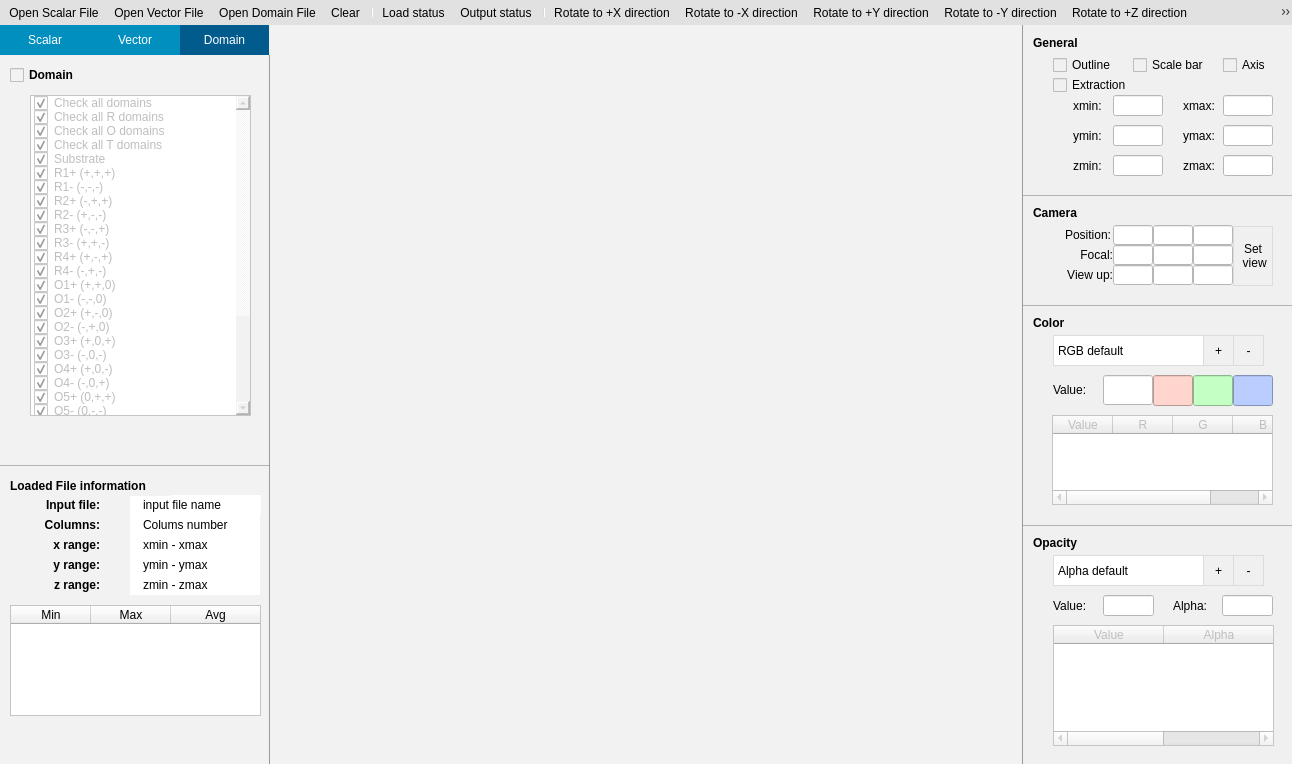
Before: the Qt Designer form SimpleView.ui in billcxx/MUPRO-visualization, drawn with Qt 5.
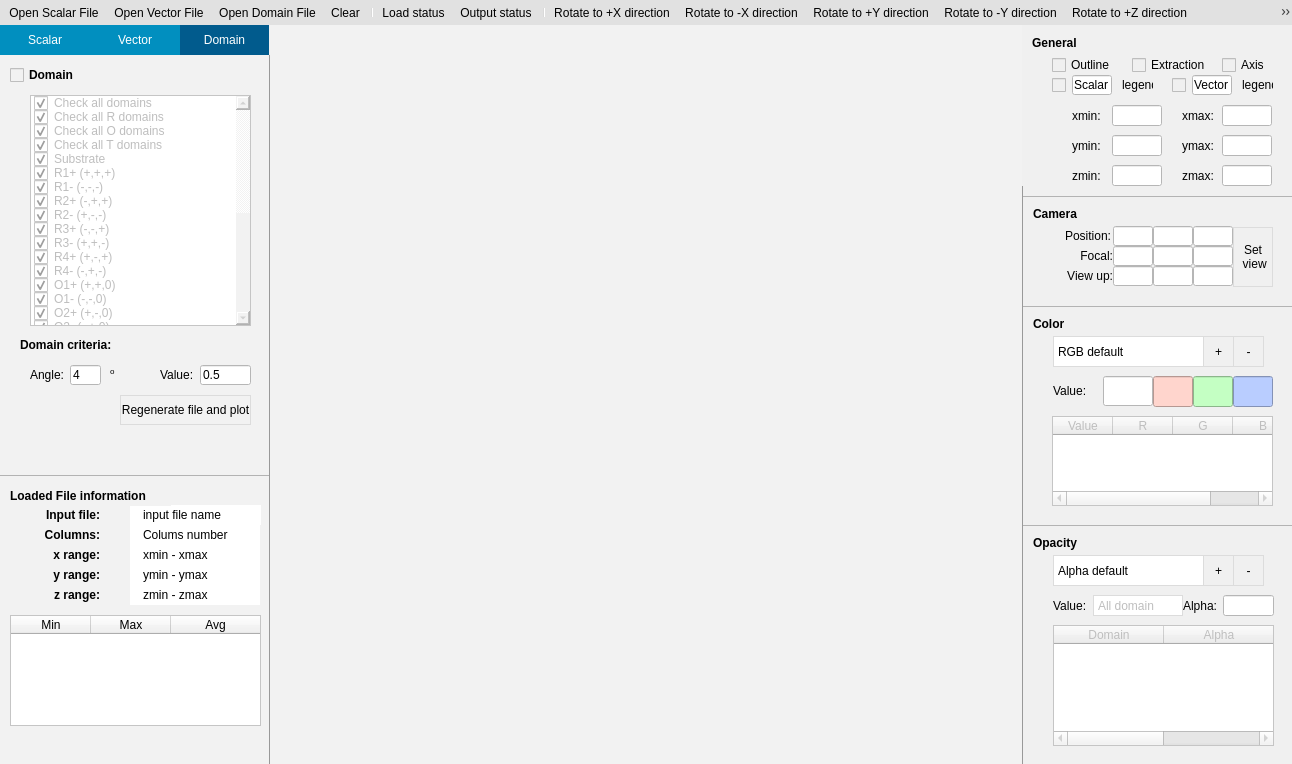
After: the same form once the commit is applied. The open tabs and pages were chosen to show the change. Icons and pictures are not drawn. Custom widgets are drawn as their Qt base class.

Commit message: Now drawing domains can add criteria

The edit to the form file:
```diff
--- a/SimpleView.ui
+++ b/SimpleView.ui
@@ -2411,7 +2411,7 @@
                    <property name="minimumSize">
                     <size>
                      <width>269</width>
-                     <height>370</height>
+                     <height>390</height>
                     </size>
                    </property>
                    <property name="maximumSize">
@@ -2448,7 +2448,7 @@
                       <x>30</x>
                       <y>40</y>
                       <width>221</width>
-                      <height>321</height>
+                      <height>231</height>
                      </rect>
                     </property>
                     <property name="selectionMode">
@@ -2721,6 +2721,110 @@
                      </property>
                     </item>
                    </widget>
+                   <widget class="QLabel" name="label_3">
+                    <property name="geometry">
+                     <rect>
+                      <x>20</x>
+                      <y>280</y>
+                      <width>101</width>
+                      <height>20</height>
+                     </rect>
+                    </property>
+                    <property name="font">
+                     <font>
+                      <weight>75</weight>
+                      <bold>true</bold>
+                     </font>
+                    </property>
+                    <property name="text">
+                     <string>Domain criteria:</string>
+                    </property>
+                   </widget>
+                   <widget class="QLabel" name="label_4">
+                    <property name="geometry">
+                     <rect>
+                      <x>30</x>
+                      <y>310</y>
+                      <width>41</width>
+                      <height>20</height>
+                     </rect>
+                    </property>
+                    <property name="text">
+                     <string>Angle:</string>
+                    </property>
+                   </widget>
+                   <widget class="QLabel" name="label_5">
+                    <property name="geometry">
+                     <rect>
+                      <x>160</x>
+                      <y>310</y>
+                      <width>41</width>
+                      <height>20</height>
+                     </rect>
+                    </property>
+                    <property name="text">
+                     <string>Value:</string>
+                    </property>
+                   </widget>
+                   <widget class="QPushButton" name="domainRePlot_PB">
+                    <property name="geometry">
+                     <rect>
+                      <x>120</x>
+                      <y>340</y>
+                      <width>131</width>
+                      <height>30</height>
+                     </rect>
+                    </property>
+                    <property name="styleSheet">
+                     <string notr="true">QPushButton:hover{
+	background-color:rgb(150, 188, 201);
+border-radius:0px;
+color:white;
+}</string>
+                    </property>
+                    <property name="text">
+                     <string>Regenerate file and plot</string>
+                    </property>
+                   </widget>
+                   <widget class="QLineEdit" name="domainStdAngle_LE">
+                    <property name="geometry">
+                     <rect>
+                      <x>70</x>
+                      <y>310</y>
+                      <width>31</width>
+                      <height>20</height>
+                     </rect>
+                    </property>
+                    <property name="text">
+                     <string>4</string>
+                    </property>
+                   </widget>
+                   <widget class="QLineEdit" name="domainStdValue_LE">
+                    <property name="geometry">
+                     <rect>
+                      <x>200</x>
+                      <y>310</y>
+                      <width>51</width>
+                      <height>20</height>
+                     </rect>
+                    </property>
+                    <property name="text">
+                     <string>0.5</string>
+                    </property>
+                   </widget>
+                   <widget class="QLabel" name="label_7">
+                    <property name="geometry">
+                     <rect>
+                      <x>110</x>
+                      <y>310</y>
+                      <width>20</width>
+                      <height>20</height>
+                     </rect>
+                    </property>
+                    <property name="text">
+                     <string>&lt;html&gt;&lt;head/&gt;&lt;body&gt;&lt;p&gt;&lt;span style=&quot; vertical-align:super;&quot;&gt;o&lt;/span&gt;&lt;/p&gt;&lt;/body&gt;&lt;/html&gt;</string>
+                    </property>
+                   </widget>
                   </widget>
                  </item>
                  <item>
@@ -3117,12 +3221,12 @@
              <property name="bottomMargin">
               <number>0</number>
              </property>
-             <item alignment="Qt::AlignRight">
+             <item>
               <widget class="QWidget" name="widget_9" native="true">
                <property name="minimumSize">
                 <size>
                  <width>269</width>
-                 <height>160</height>
+                 <height>161</height>
                 </size>
                </property>
                <property name="maximumSize">
@@ -3138,7 +3242,7 @@
                 <property name="geometry">
                  <rect>
                   <x>160</x>
-                  <y>130</y>
+                  <y>140</y>
                   <width>40</width>
                   <height>21</height>
                  </rect>
@@ -3160,7 +3264,7 @@
                 <property name="geometry">
                  <rect>
                   <x>90</x>
-                  <y>70</y>
+                  <y>80</y>
                   <width>50</width>
                   <height>21</height>
                  </rect>
@@ -3198,7 +3302,7 @@
                 <property name="geometry">
                  <rect>
                   <x>50</x>
-                  <y>70</y>
+                  <y>80</y>
                   <width>40</width>
                   <height>21</height>
                  </rect>
@@ -3216,9 +3320,9 @@
                <widget class="QCheckBox" name="extract_CB">
                 <property name="geometry">
                  <rect>
-                  <x>30</x>
-                  <y>50</y>
-                  <width>91</width>
+                  <x>110</x>
+                  <y>30</y>
+                  <width>81</width>
                   <height>20</height>
                  </rect>
                 </property>
@@ -3233,7 +3337,7 @@
                 <property name="geometry">
                  <rect>
                   <x>50</x>
-                  <y>100</y>
+                  <y>110</y>
                   <width>40</width>
                   <height>21</height>
                  </rect>
@@ -3252,7 +3356,7 @@
                 <property name="geometry">
                  <rect>
                   <x>50</x>
-                  <y>130</y>
+                  <y>140</y>
                   <width>40</width>
                   <height>21</height>
                  </rect>
@@ -3271,7 +3375,7 @@
                 <property name="geometry">
                  <rect>
                   <x>160</x>
-                  <y>100</y>
+                  <y>110</y>
                   <width>40</width>
                   <height>21</height>
                  </rect>
@@ -3293,7 +3397,7 @@
                 <property name="geometry">
                  <rect>
                   <x>200</x>
-                  <y>70</y>
+                  <y>80</y>
                   <width>50</width>
                   <height>21</height>
                  </rect>
@@ -3318,7 +3422,7 @@
                 <property name="geometry">
                  <rect>
                   <x>200</x>
-                  <y>130</y>
+                  <y>140</y>
                   <width>50</width>
                   <height>21</height>
                  </rect>
@@ -3339,9 +3443,9 @@
                <widget class="QCheckBox" name="scalarBar_CB">
                 <property name="geometry">
                  <rect>
-                  <x>110</x>
-                  <y>30</y>
-                  <width>86</width>
+                  <x>30</x>
+                  <y>50</y>
+                  <width>21</width>
                   <height>20</height>
                  </rect>
                 </property>
@@ -3349,7 +3453,7 @@
                  <string>Check to show the scale bar for the data plotted (magnitude for vector data)</string>
                 </property>
                 <property name="text">
-                 <string>Scale bar</string>
+                 <string/>
                 </property>
                </widget>
                <widget class="QLineEdit" name="zmin_LE">
@@ -3359,7 +3463,7 @@
                 <property name="geometry">
                  <rect>
                   <x>90</x>
-                  <y>130</y>
+                  <y>140</y>
                   <width>50</width>
                   <height>21</height>
                  </rect>
@@ -3381,7 +3485,7 @@
                 <property name="geometry">
                  <rect>
                   <x>160</x>
-                  <y>70</y>
+                  <y>80</y>
                   <width>40</width>
                   <height>21</height>
                  </rect>
@@ -3401,7 +3505,7 @@
                  <rect>
                   <x>30</x>
                   <y>30</y>
-                  <width>71</width>
+                  <width>61</width>
                   <height>20</height>
                  </rect>
                 </property>
@@ -3419,7 +3523,7 @@
                 <property name="geometry">
                  <rect>
                   <x>200</x>
-                  <y>100</y>
+                  <y>110</y>
                   <width>50</width>
                   <height>21</height>
                  </rect>
@@ -3444,7 +3548,7 @@
                 <property name="geometry">
                  <rect>
                   <x>90</x>
-                  <y>100</y>
+                  <y>110</y>
                   <width>50</width>
                   <height>21</height>
                  </rect>
@@ -3481,6 +3585,74 @@
                  <string>General</string>
                 </property>
                </widget>
+               <widget class="QCheckBox" name="vectorLegendBar_CB">
+                <property name="geometry">
+                 <rect>
+                  <x>150</x>
+                  <y>50</y>
+                  <width>21</width>
+                  <height>20</height>
+                 </rect>
+                </property>
+                <property name="toolTip">
+                 <string>Check to show the scale bar for the data plotted (magnitude for vector data)</string>
+                </property>
+                <property name="text">
+                 <string/>
+                </property>
+               </widget>
+               <widget class="QLineEdit" name="scalarLegend_LE">
+                <property name="geometry">
+                 <rect>
+                  <x>50</x>
+                  <y>50</y>
+                  <width>40</width>
+                  <height>20</height>
+                 </rect>
+                </property>
+                <property name="text">
+                 <string>Scalar</string>
+                </property>
+               </widget>
+               <widget class="QLineEdit" name="vectorLegend_LE">
+                <property name="geometry">
+                 <rect>
+                  <x>170</x>
+                  <y>50</y>
+                  <width>40</width>
+                  <height>20</height>
+                 </rect>
+                </property>
+                <property name="text">
+                 <string>Vector</string>
+                </property>
+               </widget>
+               <widget class="QLabel" name="label">
+                <property name="geometry">
+                 <rect>
+                  <x>100</x>
+                  <y>50</y>
+                  <width>31</width>
+                  <height>20</height>
+                 </rect>
+                </property>
+                <property name="text">
+                 <string>legend</string>
+                </property>
+               </widget>
+               <widget class="QLabel" name="label_2">
+                <property name="geometry">
+                 <rect>
+                  <x>220</x>
+                  <y>50</y>
+                  <width>31</width>
+                  <height>20</height>
+                 </rect>
+                </property>
+                <property name="text">
+                 <string>legend</string>
+                </property>
+               </widget>
               </widget>
              </item>
              <item>
@@ -4192,25 +4364,6 @@
 	border-top:1px solid rgb(179, 179, 179);
 }</string>
                </property>
-               <widget class="QLabel" name="label_15">
-                <property name="geometry">
-                 <rect>
-                  <x>150</x>
-                  <y>70</y>
-                  <width>41</width>
-                  <height>21</height>
-                 </rect>
-                </property>
-                <property name="maximumSize">
-                 <size>
-                  <width>50</width>
-                  <height>16777215</height>
-                 </size>
-                </property>
-                <property name="text">
-                 <string>Alpha:</string>
-                </property>
-               </widget>
                <widget class="QStackedWidget" name="alpha_Stack">
                 <property name="geometry">
                  <rect>
@@ -4221,7 +4374,7 @@
                  </rect>
                 </property>
                 <property name="currentIndex">
-                 <number>0</number>
+                 <number>1</number>
                 </property>
                 <widget class="QWidget" name="page_3">
                  <widget class="QTableWidget" name="alphaScalar_Table">
@@ -4263,6 +4416,49 @@
                   </column>
                  </widget>
                 </widget>
+                <widget class="QWidget" name="page_17">
+                 <widget class="QTableWidget" name="alphaDomain_Table">
+                  <property name="enabled">
+                   <bool>false</bool>
+                  </property>
+                  <property name="geometry">
+                   <rect>
+                    <x>0</x>
+                    <y>0</y>
+                    <width>221</width>
+                    <height>121</height>
+                   </rect>
+                  </property>
+                  <property name="maximumSize">
+                   <size>
+                    <width>300</width>
+                    <height>16777215</height>
+                   </size>
+                  </property>
+                  <property name="editTriggers">
+                   <set>QAbstractItemView::AnyKeyPressed|QAbstractItemView::DoubleClicked|QAbstractItemView::EditKeyPressed</set>
+                  </property>
+                  <attribute name="horizontalHeaderDefaultSectionSize">
+                   <number>110</number>
+                  </attribute>
+                  <attribute name="horizontalHeaderStretchLastSection">
+                   <bool>true</bool>
+                  </attribute>
+                  <attribute name="verticalHeaderDefaultSectionSize">
+                   <number>25</number>
+                  </attribute>
+                  <column>
+                   <property name="text">
+                    <string>Domain</string>
+                   </property>
+                  </column>
+                  <column>
+                   <property name="text">
+                    <string>Alpha</string>
+                   </property>
+                  </column>
+                 </widget>
+                </widget>
                 <widget class="QWidget" name="page_4">
                  <widget class="QTableWidget" name="alphaVector_Table">
                   <property name="enabled">
@@ -4307,34 +4503,6 @@
                  </widget>
                 </widget>
                </widget>
-               <widget class="QLineEdit" name="alphaValue_LE">
-                <property name="enabled">
-                 <bool>false</bool>
-                </property>
-                <property name="geometry">
-                 <rect>
-                  <x>80</x>
-                  <y>70</y>
-                  <width>51</width>
-                  <height>21</height>
-                 </rect>
-                </property>
-                <property name="minimumSize">
-                 <size>
-                  <width>0</width>
-                  <height>0</height>
-                 </size>
-                </property>
-                <property name="maximumSize">
-                 <size>
-                  <width>10000</width>
-                  <height>16777215</height>
-                 </size>
-                </property>
-                <property name="toolTip">
-                 <string>Data value for the opacity key point</string>
-                </property>
-               </widget>
                <widget class="QComboBox" name="alpha_Combo">
                 <property name="geometry">
                  <rect>
@@ -4363,53 +4531,11 @@
                   <string>Alpha scalar</string>
                  </property>
                 </item>
-               </widget>
-               <widget class="QLabel" name="label_14">
-                <property name="geometry">
-                 <rect>
-                  <x>30</x>
-                  <y>70</y>
-                  <width>41</width>
-                  <height>21</height>
-                 </rect>
-                </property>
-                <property name="maximumSize">
-                 <size>
-                  <width>50</width>
-                  <height>16777215</height>
-                 </size>
-                </property>
-                <property name="text">
-                 <string>Value:</string>
-                </property>
-               </widget>
-               <widget class="QLineEdit" name="alpha_LE">
-                <property name="enabled">
-                 <bool>false</bool>
-                </property>
-                <property name="geometry">
-                 <rect>
-                  <x>199</x>
-                  <y>70</y>
-                  <width>51</width>
-                  <height>21</height>
-                 </rect>
-                </property>
-                <property name="minimumSize">
-                 <size>
-                  <width>0</width>
-                  <height>0</height>
-                 </size>
-                </property>
-                <property name="maximumSize">
-                 <size>
-                  <width>10000</width>
-                  <height>16777215</height>
-                 </size>
-                </property>
-                <property name="toolTip">
-                 <string>Opacity value at the data value you specified.</string>
-                </property>
+                <item>
+                 <property name="text">
+                  <string>Alpha domain</string>
+                 </property>
+                </item>
                </widget>
                <widget class="QPushButton" name="alphaDelete_PB">
                 <property name="geometry">
@@ -4474,6 +4600,304 @@
                  <string>Opacity</string>
                 </property>
                </widget>
+               <widget class="QStackedWidget" name="alphaValue_Stack">
+                <property name="geometry">
+                 <rect>
+                  <x>30</x>
+                  <y>70</y>
+                  <width>130</width>
+                  <height>21</height>
+                 </rect>
+                </property>
+                <property name="currentIndex">
+                 <number>1</number>
+                </property>
+                <widget class="QWidget" name="page_18">
+                 <widget class="QLineEdit" name="alphaValue_LE">
+                  <property name="enabled">
+                   <bool>false</bool>
+                  </property>
+                  <property name="geometry">
+                   <rect>
+                    <x>40</x>
+                    <y>0</y>
+                    <width>90</width>
+                    <height>21</height>
+                   </rect>
+                  </property>
+                  <property name="minimumSize">
+                   <size>
+                    <width>0</width>
+                    <height>0</height>
+                   </size>
+                  </property>
+                  <property name="maximumSize">
+                   <size>
+                    <width>10000</width>
+                    <height>16777215</height>
+                   </size>
+                  </property>
+                  <property name="toolTip">
+                   <string>Data value for the opacity key point</string>
+                  </property>
+                 </widget>
+                 <widget class="QLabel" name="label_14">
+                  <property name="geometry">
+                   <rect>
+                    <x>0</x>
+                    <y>0</y>
+                    <width>40</width>
+                    <height>21</height>
+                   </rect>
+                  </property>
+                  <property name="maximumSize">
+                   <size>
+                    <width>50</width>
+                    <height>16777215</height>
+                   </size>
+                  </property>
+                  <property name="text">
+                   <string>Value:</string>
+                  </property>
+                 </widget>
+                </widget>
+                <widget class="QWidget" name="page_19">
+                 <widget class="QLabel" name="label_34">
+                  <property name="geometry">
+                   <rect>
+                    <x>0</x>
+                    <y>0</y>
+                    <width>40</width>
+                    <height>21</height>
+                   </rect>
+                  </property>
+                  <property name="maximumSize">
+                   <size>
+                    <width>50</width>
+                    <height>16777215</height>
+                   </size>
+                  </property>
+                  <property name="text">
+                   <string>Value:</string>
+                  </property>
+                 </widget>
+                 <widget class="QComboBox" name="domainAlpha_Combo">
+                  <property name="enabled">
+                   <bool>false</bool>
+                  </property>
+                  <property name="geometry">
+                   <rect>
+                    <x>40</x>
+                    <y>0</y>
+                    <width>90</width>
+                    <height>21</height>
+                   </rect>
+                  </property>
+                  <item>
+                   <property name="text">
+                    <string>All domain</string>
+                   </property>
+                  </item>
+                  <item>
+                   <property name="text">
+                    <string>All R domain</string>
+                   </property>
+                  </item>
+                  <item>
+                   <property name="text">
+                    <string>All O domain</string>
+                   </property>
+                  </item>
+                  <item>
+                   <property name="text">
+                    <string>All T domain</string>
+                   </property>
+                  </item>
+                  <item>
+                   <property name="text">
+                    <string>Substrate</string>
+                   </property>
+                  </item>
+                  <item>
+                   <property name="text">
+                    <string>R1+(+,+,+)</string>
+                   </property>
+                  </item>
+                  <item>
+                   <property name="text">
+                    <string>R1-(-,-,-)</string>
+                   </property>
+                  </item>
+                  <item>
+                   <property name="text">
+                    <string>R2+(-,+,+)</string>
+                   </property>
+                  </item>
+                  <item>
+                   <property name="text">
+                    <string>R2-(+,-,-)</string>
+                   </property>
+                  </item>
+                  <item>
+                   <property name="text">
+                    <string>R3+(-,-,+)</string>
+                   </property>
+                  </item>
+                  <item>
+                   <property name="text">
+                    <string>R3-(+,+,-)</string>
+                   </property>
+                  </item>
+                  <item>
+                   <property name="text">
+                    <string>R4+(+,-,+)</string>
+                   </property>
+                  </item>
+                  <item>
+                   <property name="text">
+                    <string>R4-(-,+,-)</string>
+                   </property>
+                  </item>
+                  <item>
+                   <property name="text">
+                    <string>O1+(+,+,0)</string>
+                   </property>
+                  </item>
+                  <item>
+                   <property name="text">
+                    <string>O1-(-,-,0)</string>
+                   </property>
+                  </item>
+                  <item>
+                   <property name="text">
+                    <string>O2+(+,-,0)</string>
+                   </property>
+                  </item>
+                  <item>
+                   <property name="text">
+                    <string>O2-(-,+,0)</string>
+                   </property>
+                  </item>
+                  <item>
+                   <property name="text">
+                    <string>O3+(+,0,+)</string>
+                   </property>
+                  </item>
+                  <item>
+                   <property name="text">
+                    <string>O3-(-,0,-)</string>
+                   </property>
+                  </item>
+                  <item>
+                   <property name="text">
+                    <string>O4+(+,0,-)</string>
+                   </property>
+                  </item>
+                  <item>
+                   <property name="text">
+                    <string>O4-(-,0,+)</string>
+                   </property>
+                  </item>
+                  <item>
+                   <property name="text">
+                    <string>O5+(0,+,+)</string>
+                   </property>
+                  </item>
+                  <item>
+                   <property name="text">
+                    <string>O5-(0,-,-)</string>
+                   </property>
+                  </item>
+                  <item>
+                   <property name="text">
+                    <string>O6+(0,+,-)</string>
+                   </property>
+                  </item>
+                  <item>
+                   <property name="text">
+                    <string>O6-(0,-,+)</string>
+                   </property>
+                  </item>
+                  <item>
+                   <property name="text">
+                    <string>T1+(+,0,0)</string>
+                   </property>
+                  </item>
+                  <item>
+                   <property name="text">
+                    <string>T1-(-,0,0)</string>
+                   </property>
+                  </item>
+                  <item>
+                   <property name="text">
+                    <string>T2+(0,+,0)</string>
+                   </property>
+                  </item>
+                  <item>
+                   <property name="text">
+                    <string>T2-(0,-,0)</string>
+                   </property>
+                  </item>
+                  <item>
+                   <property name="text">
+                    <string>T3+(0,0,+)</string>
+                   </property>
+                  </item>
+                  <item>
+                   <property name="text">
+                    <string>T3-(0,0,-)</string>
+                   </property>
+                  </item>
+                 </widget>
+                </widget>
+               </widget>
+               <widget class="QLabel" name="label_15">
+                <property name="geometry">
+                 <rect>
+                  <x>160</x>
+                  <y>70</y>
+                  <width>40</width>
+                  <height>21</height>
+                 </rect>
+                </property>
+                <property name="maximumSize">
+                 <size>
+                  <width>50</width>
+                  <height>16777215</height>
+                 </size>
+                </property>
+                <property name="text">
+                 <string>Alpha:</string>
+                </property>
+               </widget>
+               <widget class="QLineEdit" name="alpha_LE">
+                <property name="enabled">
+                 <bool>false</bool>
+                </property>
+                <property name="geometry">
+                 <rect>
+                  <x>200</x>
+                  <y>70</y>
+                  <width>51</width>
+                  <height>21</height>
+                 </rect>
+                </property>
+                <property name="minimumSize">
+                 <size>
+                  <width>0</width>
+                  <height>0</height>
+                 </size>
+                </property>
+                <property name="maximumSize">
+                 <size>
+                  <width>10000</width>
+                  <height>16777215</height>
+                 </size>
+                </property>
+                <property name="toolTip">
+                 <string>Opacity value at the data value you specified.</string>
+                </property>
+               </widget>
               </widget>
              </item>
              <item>
```
Left out of the diff: 16 changed lines with no effect on the pictures. The commit also changes 8 other files.
